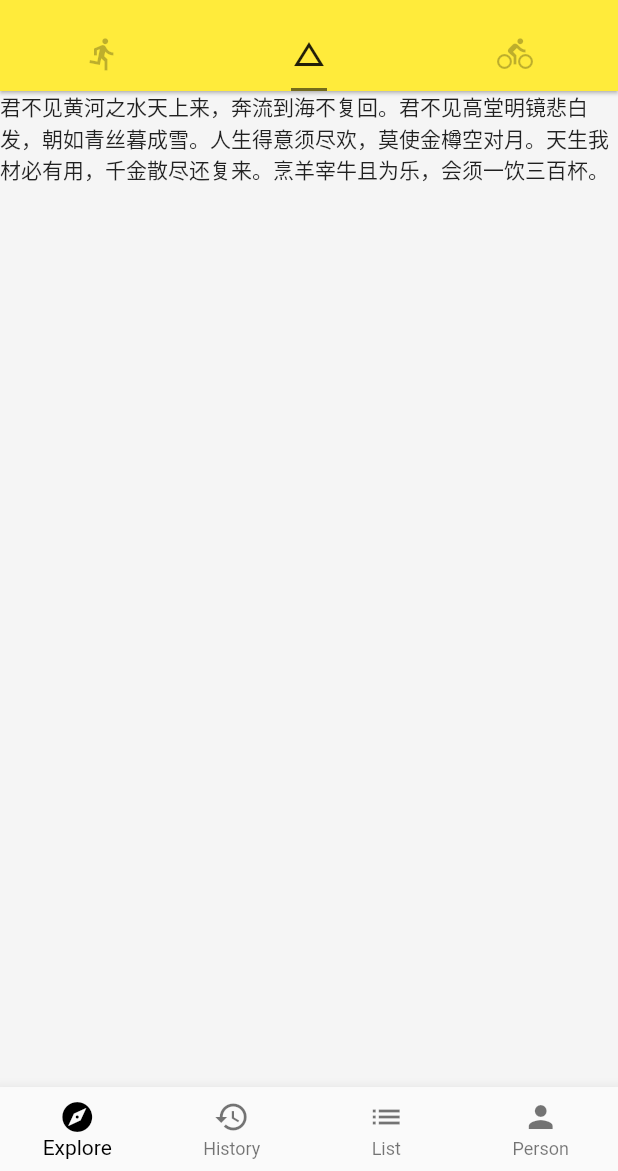
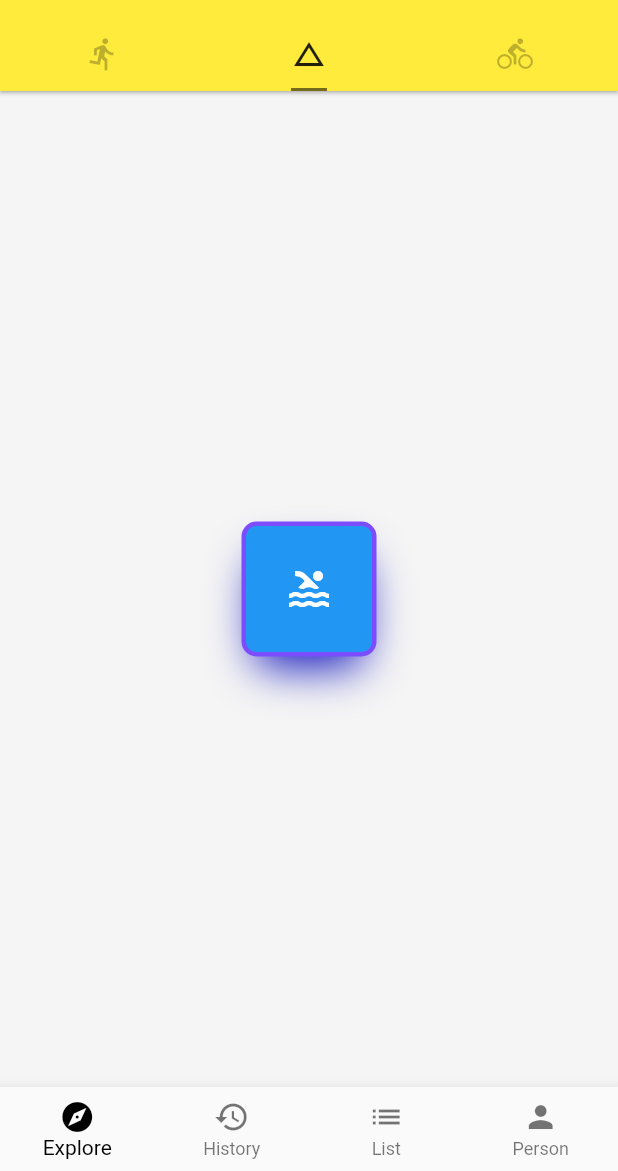
Before and after one commit to Wayfreem/flutterStudy, a Flutter app: the screen it shows after launch, tab 2 chosen, on a phone screen of 412 x 824 dp, the part 65-1236 px from its top. Run offline on Flutter 3.47's test engine with Material 2 defaults, Android fonts, the phone set to English and light mode, and no system bars; network calls fail.

Commit message:
增加文件与容器组件的样式

```diff
--- a/lib/demo/basic_demo.dart
+++ b/lib/demo/basic_demo.dart
@@ -2,12 +2,82 @@ import 'package:flutter/material.dart';
 
 class BasicDemo extends StatelessWidget{
 
+  final String _author = '李白';
+  final String _title = '将进酒';
+
+
   @override
   Widget build(BuildContext context) {
 
-    return Text(
-      '君不见黄河之水天上来，奔流到海不复回。君不见高堂明镜悲白发，朝如青丝暮成雪。人生得意须尽欢，莫使金樽空对月。天生我材必有用，千金散尽还复来。烹羊宰牛且为乐，会须一饮三百杯。'
+    Widget TextWidget(){
+      return Text(
+        '《$_title》-- $_author. 君不见黄河之水天上来，奔流到海不复回。君不见高堂明镜悲白发，朝如青丝暮成雪。人生得意须尽欢，莫使金樽空对月。天生我材必有用，千金散尽还复来。烹羊宰牛且为乐，会须一饮三百杯。',
+        style: TextStyle(fontSize: 18),
+        textAlign: TextAlign.left,
+        maxLines: 3,
+        overflow: TextOverflow.ellipsis,
       );
+    }
+
+    Widget RichTextWidget(){
+      return Padding(
+        padding: const EdgeInsets.all(8.0),
+        child: RichText(
+          text: TextSpan(
+            text: 'Wayfreem',
+            style: TextStyle(
+              color: Colors.deepPurpleAccent,
+              fontSize: 30.0,
+              fontStyle: FontStyle.italic,
+              fontWeight: FontWeight.w500
+            ),
+            children: <InlineSpan>[
+
+              TextSpan(text: '.love', style: TextStyle(fontSize: 18, color: Colors.grey)),
+
+            ]
+          )
+        ),
+      );
+    }
+
+    Widget ContainerWidget(){
+      return Container(
+        color: Colors.grey[100],
+        child: Row(
+          mainAxisAlignment: MainAxisAlignment.center,
+          children: <Widget>[
+            Container(
+
+              child: Icon(Icons.pool, size: 32, color: Colors.white,),
+              padding: EdgeInsets.all(16.0),
+              margin: EdgeInsets.all(7),
+              width: 90,
+              height: 90,
+              decoration: BoxDecoration(
+               color: Colors.blue,
+                border: Border.all(
+                  color: Colors.deepPurpleAccent,
+                  width: 3.0,
+                  style: BorderStyle.solid
+                ),
+                borderRadius: BorderRadius.circular(10),
+                boxShadow: [
+                  BoxShadow(
+                    offset: Offset(0.0, 16.0),
+                    color: Color.fromRGBO(16, 20, 188, 1.0),
+                    blurRadius: 25,
+                    spreadRadius: -9.0
+                  )
+                ],
+              ),
+            )
+          ],
+        ),
+      );
+    }
+
+    return ContainerWidget();
   }
 
 }
```
